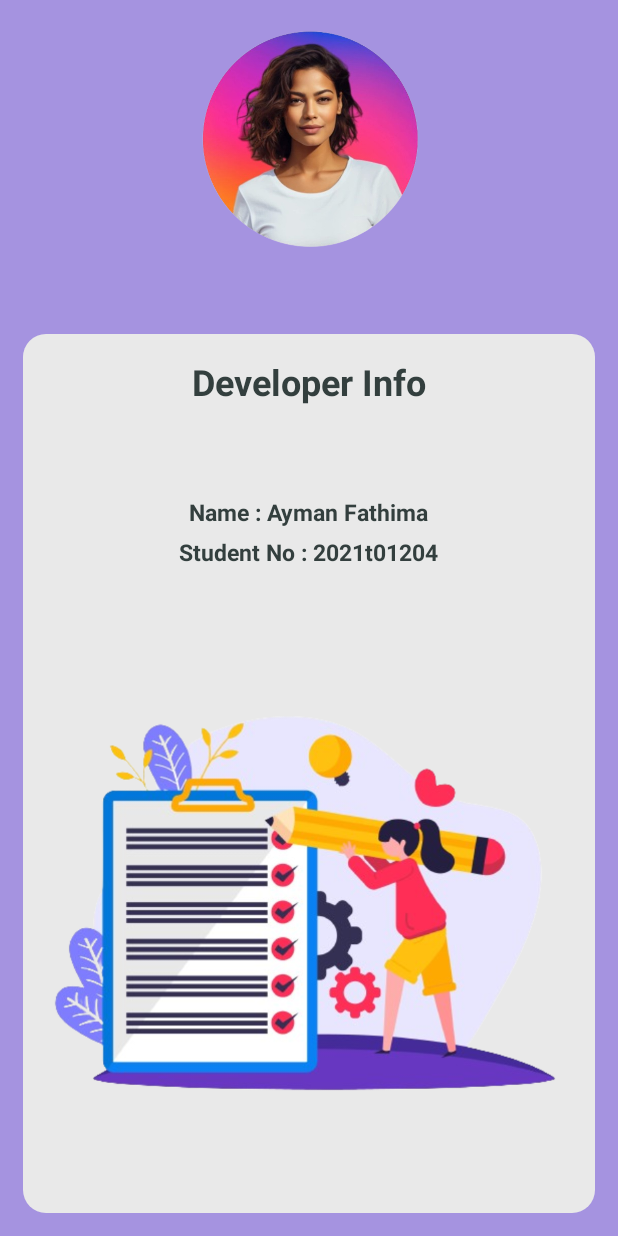
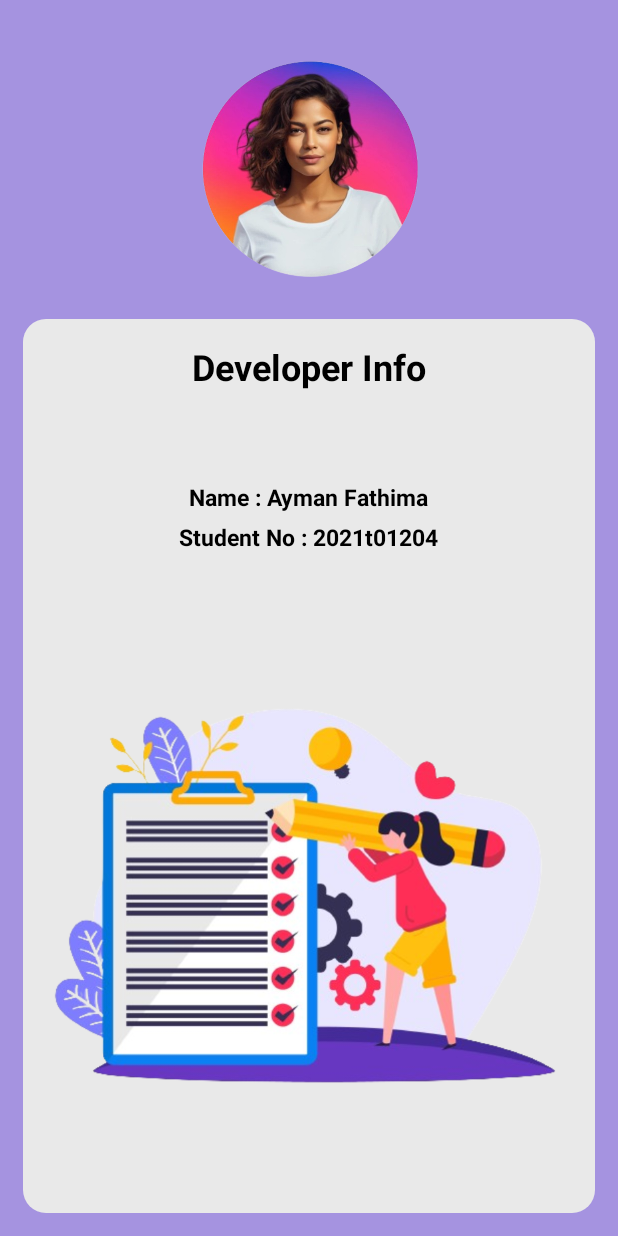
Before and after one commit to aymanfathima/TO-DO-APP, an Android app: the DevInfo screen opened directly, with no data from a screen before it, on a phone screen of 412 x 824 dp. Run offline under Robolectric (Android 15) with nearby library versions, the phone set to English and light mode, and no system bars.

Commit message:
Your commit message here

```diff
--- a/app/src/main/res/layout/activity_dev_info.xml
+++ b/app/src/main/res/layout/activity_dev_info.xml
@@ -24,13 +24,14 @@
             android:id="@+id/imageView5"
             android:layout_width="172dp"
             android:layout_height="157dp"
+            android:layout_marginTop="20dp"
             app:srcCompat="@drawable/image1"
             tools:srcCompat="@drawable/image1" />
 
         <LinearLayout
             android:layout_width="match_parent"
             android:layout_height="match_parent"
-            android:layout_marginTop="50dp"
+            android:layout_marginTop="20dp"
             android:background="@drawable/main_screen_top_tab"
             android:gravity="center_horizontal"
             android:orientation="vertical"
@@ -41,7 +42,7 @@
                 android:layout_width="wrap_content"
                 android:layout_height="wrap_content"
                 android:text="Developer Info"
-                android:textColor="#333F3E"
+                android:textColor="@color/black"
                 android:textSize="24dp"
                 android:textStyle="bold" />
 
@@ -52,7 +53,7 @@
                 android:layout_gravity="center"
                 android:layout_marginTop="60dp"
                 android:text="Name : Ayman Fathima"
-                android:textColor="#333F3E"
+                android:textColor="@color/black"
                 android:textSize="15sp"
                 android:textStyle="bold" />
 
@@ -63,7 +64,7 @@
                 android:layout_gravity="center"
                 android:layout_marginTop="5dp"
                 android:text="Student No : 2021t01204"
-                android:textColor="#333F3E"
+                android:textColor="@color/black"
                 android:textSize="15sp"
                 android:textStyle="bold" />
 
```
